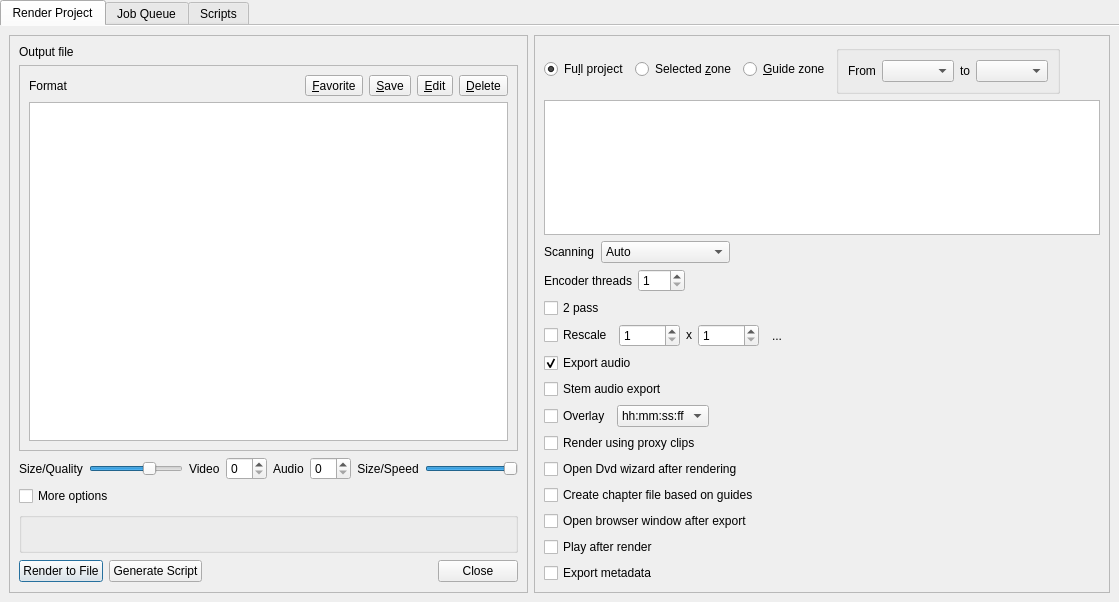
First picture: the form in src/ui/renderwidget_ui.ui, repository KDE/kdenlive, before the edit.
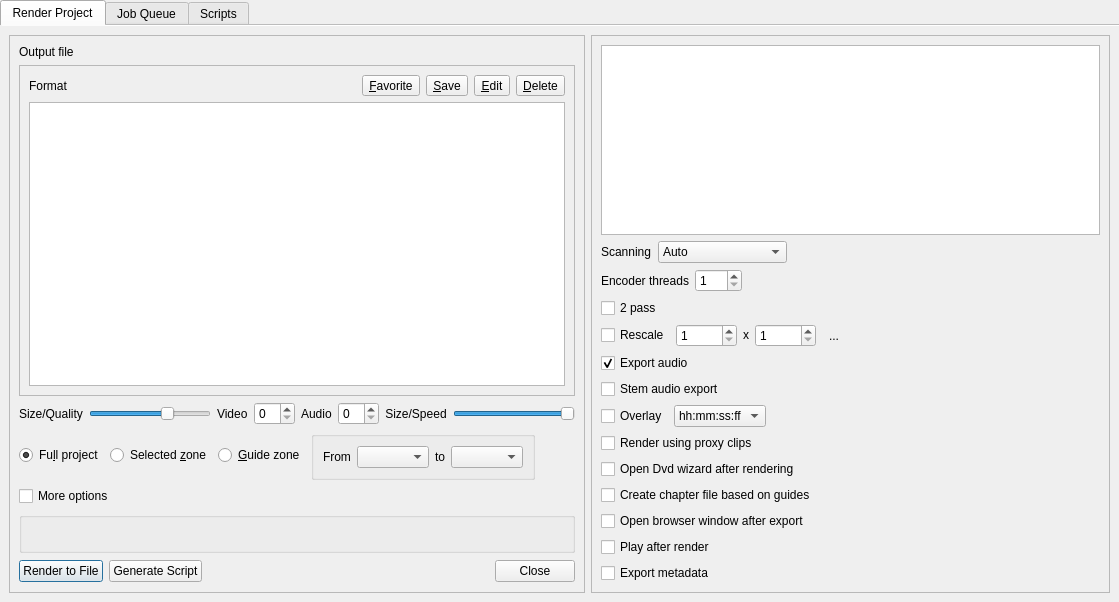
Second picture: the form after the edit. Custom widgets are drawn as their Qt base class.

Commit message:
Update render profiles; zone option in basic view
sorted formats, added speed options
DV standard automatically determined
fix rescale option disabled

Diff of the .ui file:
```diff
--- a/src/ui/renderwidget_ui.ui
+++ b/src/ui/renderwidget_ui.ui
@@ -242,6 +242,90 @@
             </item>
            </layout>
           </item>
+          <item>
+           <layout class="QHBoxLayout" name="zoneGroup">
+            <item>
+             <widget class="QRadioButton" name="render_full">
+              <property name="text">
+               <string>Fu&amp;ll project</string>
+              </property>
+              <property name="checked">
+               <bool>true</bool>
+              </property>
+             </widget>
+            </item>
+            <item>
+             <widget class="QRadioButton" name="render_zone">
+              <property name="text">
+               <string>Selected &amp;zone</string>
+              </property>
+             </widget>
+            </item>
+            <item>
+             <widget class="QRadioButton" name="render_guide">
+              <property name="text">
+               <string>&amp;Guide zone</string>
+              </property>
+             </widget>
+            </item>
+            <item>
+             <widget class="QGroupBox" name="guides_box">
+              <property name="title">
+               <string/>
+              </property>
+              <layout class="QGridLayout" name="gridLayout1">
+               <item row="0" column="0">
+                <widget class="QLabel" name="fromLabel">
+                 <property name="text">
+                  <string>From</string>
+                 </property>
+                </widget>
+               </item>
+               <item row="0" column="1">
+                <widget class="KComboBox" name="guide_start">
+                 <property name="sizePolicy">
+                  <sizepolicy hsizetype="MinimumExpanding" vsizetype="Fixed">
+                   <horstretch>0</horstretch>
+                   <verstretch>0</verstretch>
+                  </sizepolicy>
+                 </property>
+                </widget>
+               </item>
+               <item row="0" column="2">
+                <widget class="QLabel" name="toLabel">
+                 <property name="text">
+                  <string>to</string>
+                 </property>
+                </widget>
+               </item>
+               <item row="0" column="3">
+                <widget class="KComboBox" name="guide_end">
+                 <property name="sizePolicy">
+                  <sizepolicy hsizetype="MinimumExpanding" vsizetype="Fixed">
+                   <horstretch>0</horstretch>
+                   <verstretch>0</verstretch>
+                  </sizepolicy>
+                 </property>
+                </widget>
+               </item>
+              </layout>
+             </widget>
+            </item>
+            <item>
+             <spacer name="zoneSpace">
+              <property name="orientation">
+               <enum>Qt::Horizontal</enum>
+              </property>
+              <property name="sizeHint" stdset="0">
+               <size>
+                <width>40</width>
+                <height>20</height>
+               </size>
+              </property>
+             </spacer>
+            </item>
+           </layout>
+          </item>
           <item>
            <widget class="QCheckBox" name="options">
             <property name="text">
@@ -331,90 +415,6 @@
           <enum>QFrame::Raised</enum>
          </property>
          <layout class="QVBoxLayout" name="verticalLayout4">
-          <item>
-           <layout class="QHBoxLayout" name="zoneGroup">
-            <item>
-             <widget class="QRadioButton" name="render_full">
-              <property name="text">
-               <string>Fu&amp;ll project</string>
-              </property>
-              <property name="checked">
-               <bool>true</bool>
-              </property>
-             </widget>
-            </item>
-            <item>
-             <widget class="QRadioButton" name="render_zone">
-              <property name="text">
-               <string>Selected &amp;zone</string>
-              </property>
-             </widget>
-            </item>
-            <item>
-             <widget class="QRadioButton" name="render_guide">
-              <property name="text">
-               <string>&amp;Guide zone</string>
-              </property>
-             </widget>
-            </item>
-            <item>
-             <widget class="QGroupBox" name="guides_box">
-              <property name="title">
-               <string/>
-              </property>
-              <layout class="QGridLayout" name="gridLayout1">
-               <item row="0" column="0">
-                <widget class="QLabel" name="fromLabel">
-                 <property name="text">
-                  <string>From</string>
-                 </property>
-                </widget>
-               </item>
-               <item row="0" column="1">
-                <widget class="KComboBox" name="guide_start">
-                 <property name="sizePolicy">
-                  <sizepolicy hsizetype="MinimumExpanding" vsizetype="Fixed">
-                   <horstretch>0</horstretch>
-                   <verstretch>0</verstretch>
-                  </sizepolicy>
-                 </property>
-                </widget>
-               </item>
-               <item row="0" column="2">
-                <widget class="QLabel" name="toLabel">
-                 <property name="text">
-                  <string>to</string>
-                 </property>
-                </widget>
-               </item>
-               <item row="0" column="3">
-                <widget class="KComboBox" name="guide_end">
-                 <property name="sizePolicy">
-                  <sizepolicy hsizetype="MinimumExpanding" vsizetype="Fixed">
-                   <horstretch>0</horstretch>
-                   <verstretch>0</verstretch>
-                  </sizepolicy>
-                 </property>
-                </widget>
-               </item>
-              </layout>
-             </widget>
-            </item>
-            <item>
-             <spacer name="zoneSpace">
-              <property name="orientation">
-               <enum>Qt::Horizontal</enum>
-              </property>
-              <property name="sizeHint" stdset="0">
-               <size>
-                <width>40</width>
-                <height>20</height>
-               </size>
-              </property>
-             </spacer>
-            </item>
-           </layout>
-          </item>
           <item>
            <widget class="QTextEdit" name="advanced_params">
             <property name="sizePolicy">
@@ -528,7 +528,7 @@
            </widget>
           </item>
           <item>
-           <layout class="QHBoxLayout" name="rescale_box">
+           <layout class="QHBoxLayout" name="rescale_group">
             <item>
              <widget class="QCheckBox" name="rescale">
               <property name="text">
@@ -537,6 +537,8 @@
              </widget>
             </item>
             <item>
+             <layout class="QHBoxLayout" name="rescale_box">
+              <item>
              <widget class="QSpinBox" name="rescale_width">
               <property name="minimum">
                <number>1</number>
@@ -597,6 +599,8 @@
                </size>
               </property>
              </spacer>
+              </item>
+             </layout>
             </item>
            </layout>
           </item>
```
Lines whose indentation alone changed are shown as unchanged. The commit also changes 2 other files.
